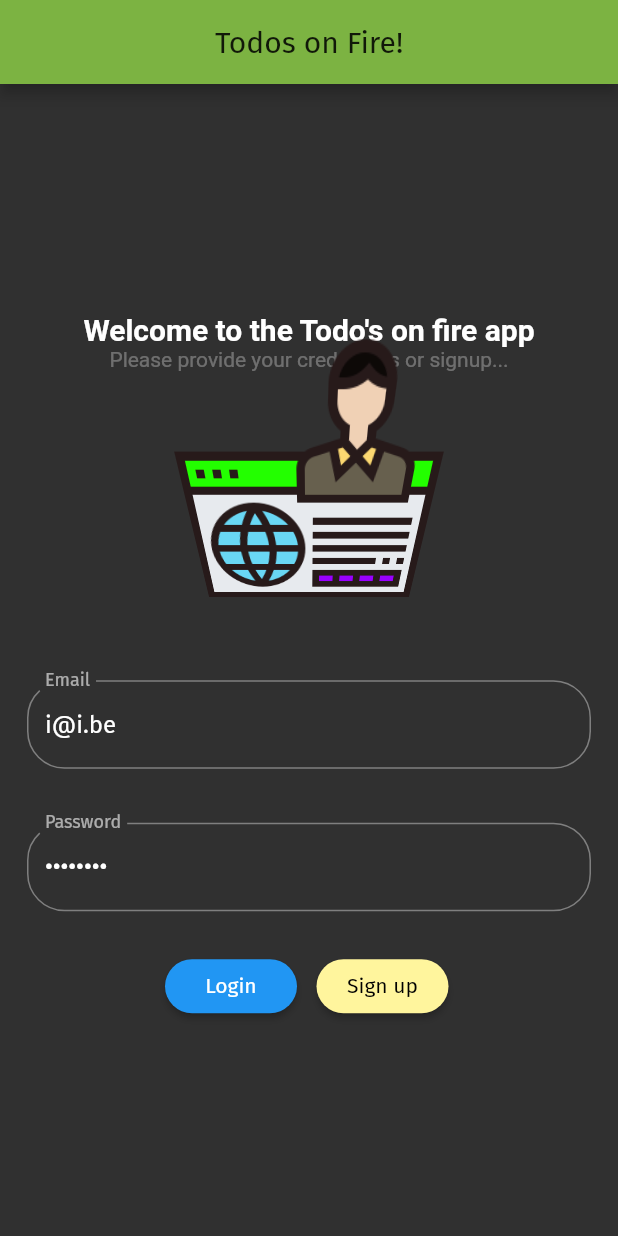
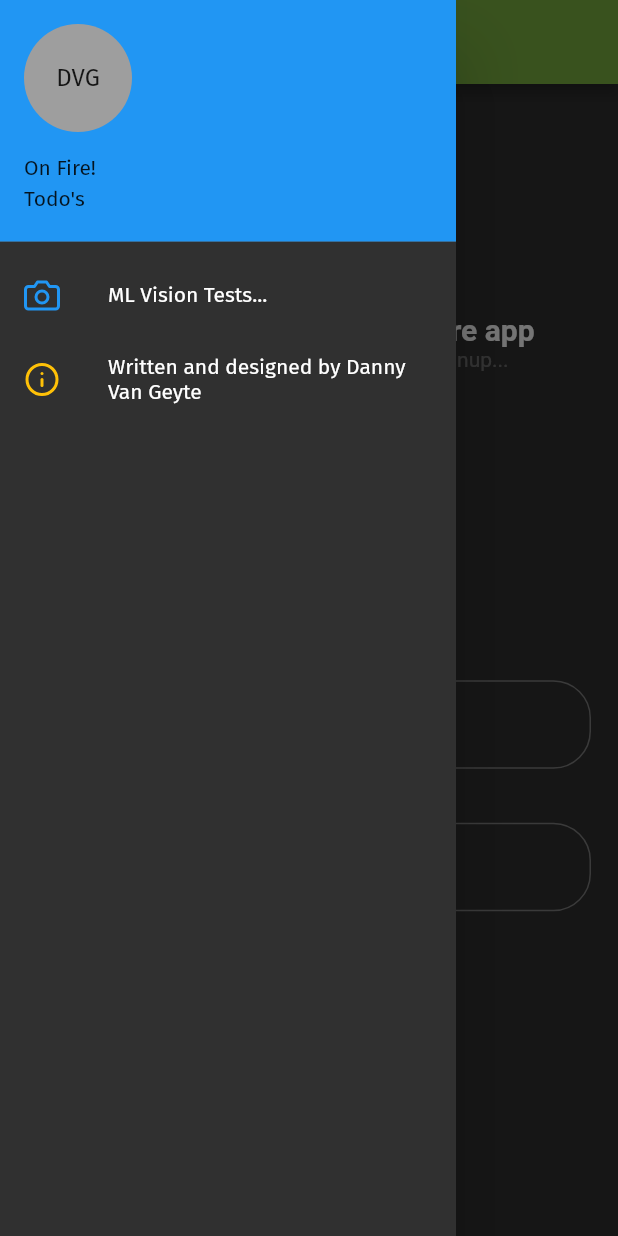
Before and after one commit to vangeytedvg/TodoOnFire, a Flutter app: the screen it shows after launch, with the side drawer open (before the commit the screen has no drawer), on a phone screen of 412 x 824 dp. Run offline on Flutter 3.47's test engine with Material 2 defaults, Android fonts, the phone set to English and light mode, and no system bars; our stand-ins replace cloud_firestore, datetime_picker_formfield, eva_icons_flutter, feather_icons_flutter, firebase_auth; missing offline and left inert: achievement_view, grouped_buttons; accounts and stored records are empty; Roboto replaces fonts that are missing (Arino).

Commit message:
Incredible update

```diff
--- a/todo_onfire/lib/main.dart
+++ b/todo_onfire/lib/main.dart
@@ -1,3 +1,20 @@
+/*
+  main.dart
+  Application entrypoint for the Todo's on fire app.
+  Author : Danny Van Geyte
+  Github location : https://github.com/vangeytedvg/TodoOnFire
+  Changelog :
+    - 17/07/2019 Finalizing stage 0.1.2.
+                 Added drawer menu for about dialog
+
+  TODO  * (Publish)
+  TODO  * Add internationalisation (dutch, french in first instance)
+  TODO  * Add possibility to add todo's for other users
+  TODO  * Add a splash page?
+  TODO  * Send email with todo's?
+  TODO  * Make a real component of aniitem.dart (own) use achievement widget as example
+*/
+
 import 'package:flutter/material.dart';
 import 'package:flutter/foundation.dart';
 import 'package:provider/provider.dart';
@@ -5,6 +22,8 @@ import 'screens/dashboard.dart';
 import 'screens/loginpage.dart';
 import 'screens/signuppage.dart';
 import 'package:flutter_localizations/flutter_localizations.dart';
+import 'package:feather_icons_flutter/feather_icons_flutter.dart';
+import './experimental/experiments.dart';
 // State management
 import 'services/track.dart';
 
@@ -25,6 +44,7 @@ class MyApp extends StatelessWidget {
         child: Consumer<UserTracker>(builder: (context, usertracker, _) {
           return new MaterialApp(
             title: "Todo''s On Fire!",
+            debugShowCheckedModeBanner: false,
             theme: ThemeData(
               fontFamily: 'Fira',
               brightness: Brightness.dark,
@@ -42,7 +62,8 @@ class MyApp extends StatelessWidget {
             routes: <String, WidgetBuilder>{
               '/landingpage': (BuildContext context) => new MyHomePage(),
               '/signup': (BuildContext context) => new SignupPage(),
-              '/homepage': (BuildContext context) => new DashboardPage()
+              '/homepage': (BuildContext context) => new DashboardPage(),
+              '/experiments': (BuildContext context) => new Experiments()
             },
           );
         }));
@@ -61,9 +82,37 @@ class _MyHomePageState extends State<MyHomePage> {
     Locale loc = Localizations.localeOf(context);
     return new Scaffold(
       appBar: new AppBar(
-        title: new Text('Todo''s on Fire!'),
+        title: new Text('Todo' 's on Fire!'),
         centerTitle: true,
       ),
+      drawer: Drawer(
+          elevation: 20.0,
+          child: ListView(children: <Widget>[
+            new UserAccountsDrawerHeader(
+              // * Bugfix avoid null in db hence the ? ?? syntax
+              accountEmail: Text("Todo's"),
+              accountName: Text("On Fire!"),
+              currentAccountPicture: CircleAvatar(
+                child: Text("DVG"),
+              ),
+            ),
+            ListTile(
+              leading: Icon(FeatherIcons.camera, color: Colors.blue),
+              title: Text("ML Vision Tests..."),
+              onTap: () {
+                Navigator.of(context).popAndPushNamed('/experiments');
+              },
+            ),
+            ListTile(
+              leading: Icon(
+                FeatherIcons.info,
+                color: Colors.amber,
+              ),
+              title: Text("Written and designed by Danny Van Geyte"),
+              onTap: () {
+              Navigator.of(context).pop();
+              }),
+          ])),
       body: new Center(
         child: LoginPage(),
         //child: Text("User state: $userTracker.isUserLoggedIn().toString()")),
@@ -84,7 +133,7 @@ class LoginUserButton extends StatelessWidget {
           Provider.of<UserTracker>(context).logInUser();
         } else {
           Provider.of<UserTracker>(context).logOffUser();
-        };
+        }
       }),
       tooltip: 'Login',
       child: const Icon(Icons.add),
--- a/todo_onfire/pubspec.yaml
+++ b/todo_onfire/pubspec.yaml
@@ -26,6 +26,7 @@ dependencies:
   cupertino_icons: ^0.1.2
   firebase_auth: ^0.11.1+7
   cloud_firestore: ^0.12.5+2
+  firebase_ml_vision: ^0.9.0+3
   grouped_buttons: ^1.0.4
   datetime_picker_formfield: ^0.2.0
   provider: ^3.0.0+1
```
Also changed, not shown: todo_onfire/lib/experimental/experiments.dart (added, +30 -0 lines), todo_onfire/lib/screens/dashboard.dart (+17 -9 lines), todo_onfire/pubspec.lock, 2 other files.
